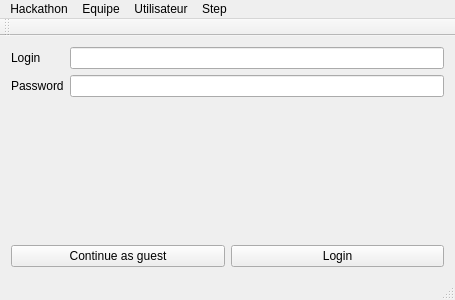
Keuwa/Hackathon4fun, file login.ui: the form before one commit.
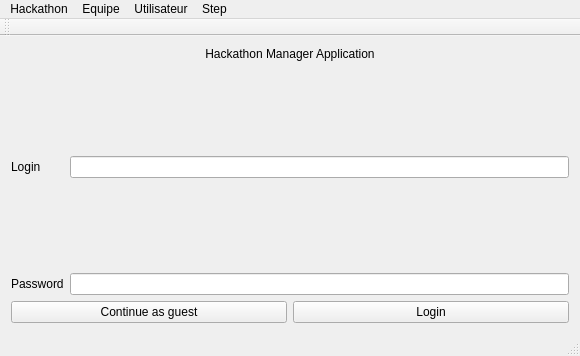
The form after the commit.

```diff
--- a/login.ui
+++ b/login.ui
@@ -6,8 +6,8 @@
    <rect>
     <x>0</x>
     <y>0</y>
-    <width>455</width>
-    <height>300</height>
+    <width>580</width>
+    <height>356</height>
    </rect>
   </property>
   <property name="windowTitle">
@@ -17,26 +17,62 @@
    <layout class="QVBoxLayout" name="verticalLayout">
     <item>
      <layout class="QFormLayout" name="formLayout">
-      <item row="0" column="0">
+      <item row="3" column="0">
        <widget class="QLabel" name="label">
         <property name="text">
          <string>Login</string>
         </property>
        </widget>
       </item>
-      <item row="0" column="1">
+      <item row="3" column="1">
        <widget class="QLineEdit" name="lineEdit"/>
       </item>
-      <item row="1" column="0">
+      <item row="5" column="0">
        <widget class="QLabel" name="label_2">
         <property name="text">
          <string>Password</string>
         </property>
        </widget>
       </item>
-      <item row="1" column="1">
+      <item row="5" column="1">
        <widget class="QLineEdit" name="lineEdit_2"/>
       </item>
+      <item row="4" column="1">
+       <spacer name="verticalSpacer">
+        <property name="orientation">
+         <enum>Qt::Vertical</enum>
+        </property>
+        <property name="sizeHint" stdset="0">
+         <size>
+          <width>20</width>
+          <height>20</height>
+         </size>
+        </property>
+       </spacer>
+      </item>
+      <item row="2" column="1">
+       <spacer name="verticalSpacer_2">
+        <property name="orientation">
+         <enum>Qt::Vertical</enum>
+        </property>
+        <property name="sizeHint" stdset="0">
+         <size>
+          <width>20</width>
+          <height>30</height>
+         </size>
+        </property>
+       </spacer>
+      </item>
+      <item row="1" column="0" colspan="2">
+       <widget class="QLabel" name="label_3">
+        <property name="text">
+         <string>Hackathon Manager Application</string>
+        </property>
+        <property name="alignment">
+         <set>Qt::AlignCenter</set>
+        </property>
+       </widget>
+      </item>
      </layout>
     </item>
     <item>
@@ -64,7 +100,7 @@
     <rect>
      <x>0</x>
      <y>0</y>
-     <width>455</width>
+     <width>580</width>
      <height>22</height>
     </rect>
    </property>
```
